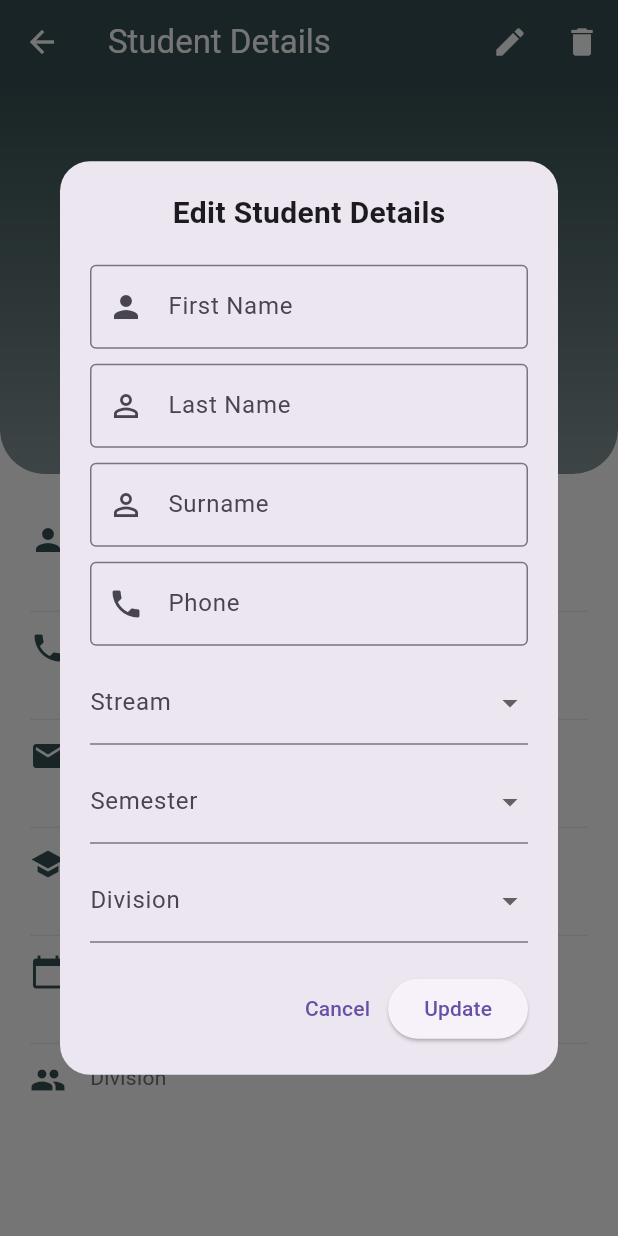
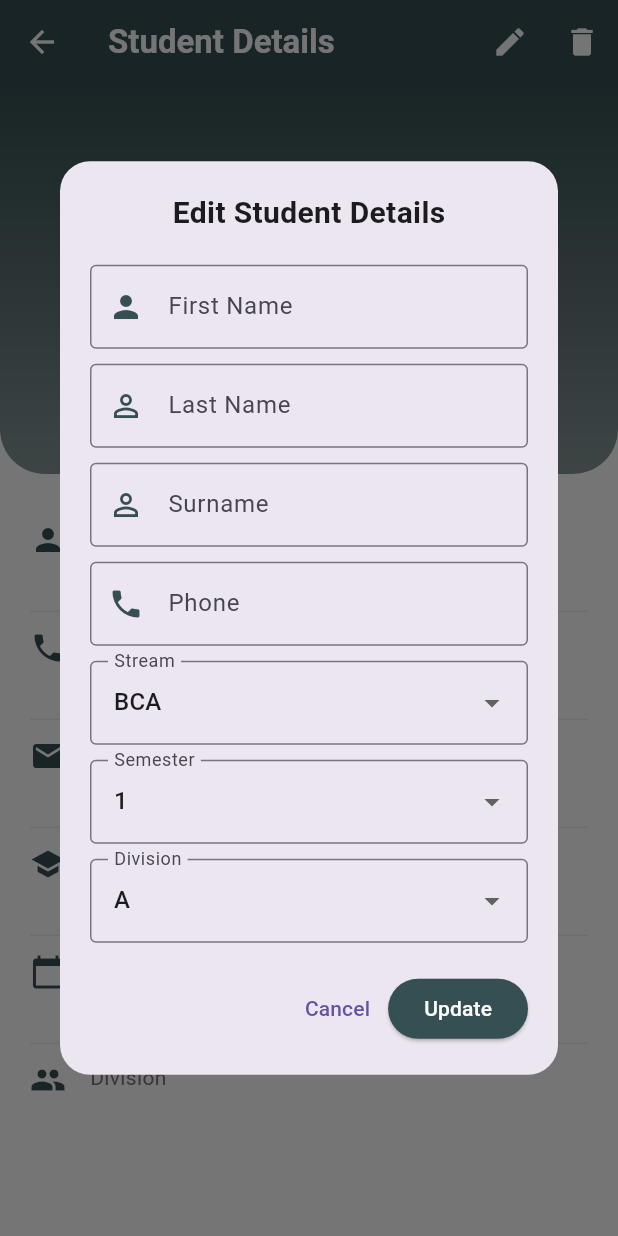
Before and after one commit to RushilBeladiya/College_Project, a Flutter app: the StudentDetailScreen screen opened directly with empty values, after a tap on the "edit" icon, on a phone screen of 412 x 824 dp. Run offline on Flutter 3.47's test engine with Material 3 defaults, Android fonts, the phone set to English and light mode, and no system bars; our stand-ins replace cached_network_image, cloud_firestore, connectivity_plus, file_picker, firebase_auth, firebase_core and 12 more; missing offline and left inert: flutter_pdfview, mailer, pw, razorpay_flutter; accounts and stored records are empty; network calls fail.

Commit message:
admin_complete

```diff
--- a/lib/views/screens/faculty_screens/student_info_screen/student_detail_screen.dart
+++ b/lib/views/screens/faculty_screens/student_info_screen/student_detail_screen.dart
@@ -1,19 +1,40 @@
 import 'package:college_project/controller/Auth/auth_controller.dart';
 import 'package:college_project/core/utils/colors.dart';
 import 'package:college_project/models/student_model.dart';
+import 'package:firebase_database/firebase_database.dart';
 import 'package:flutter/material.dart';
 import 'package:get/get.dart';
 
 class StudentDetailScreen extends StatelessWidget {
   final StudentModel student;
-  StudentDetailScreen(Map<String, dynamic> studentData)
-      : student = StudentModel.fromMap(studentData);
+  StudentDetailScreen(this.student);
 
   @override
   Widget build(BuildContext context) {
     final primaryColor = AppColor.primaryColor;
     final secondaryColor = primaryColor.withOpacity(0.6);
     final backgroundColor = AppColor.appBackGroundColor;
+
+    return StreamBuilder<DatabaseEvent>(
+      stream: FirebaseDatabase.instance
+          .ref()
+          .child('student')
+          .child(student.uid)
+          .onValue,
+      builder: (context, snapshot) {
+        if (snapshot.connectionState == ConnectionState.waiting) {
+          return Scaffold(
+            backgroundColor: backgroundColor,
+            appBar: AppBar(
+              backgroundColor: primaryColor,
+              title: Text("Student Details",
+                  style: TextStyle(color: Colors.white)),
+            ),
+            body: Center(
+              child: CircularProgressIndicator(color: primaryColor),
+            ),
+          );
+        }
 
         return Scaffold(
           backgroundColor: backgroundColor,
@@ -22,7 +43,10 @@ class StudentDetailScreen extends StatelessWidget {
             elevation: 0,
             title: Text(
               "Student Details",
-          style: TextStyle(color: Colors.white),
+              style: TextStyle(
+                color: Colors.white,
+                fontWeight: FontWeight.bold,
+              ),
             ),
             actions: [
               IconButton(
@@ -39,7 +63,6 @@ class StudentDetailScreen extends StatelessWidget {
           body: SafeArea(
             child: Column(
               children: [
-            // Profile Header (non-scrollable)
                 Container(
                   height: 260,
                   width: double.infinity,
@@ -110,8 +133,6 @@ class StudentDetailScreen extends StatelessWidget {
                     ),
                   ),
                 ),
-
-            // Scrollable Student Details Section
                 Expanded(
                   child: SingleChildScrollView(
                     padding: const EdgeInsets.all(20.0),
@@ -120,7 +141,8 @@ class StudentDetailScreen extends StatelessWidget {
                         _buildDetailRow(Icons.person, "Full Name",
                             "${student.firstName} ${student.lastName} ${student.surName}"),
                         _buildDivider(),
-                    _buildDetailRow(Icons.phone, "Phone", student.phoneNumber),
+                        _buildDetailRow(
+                            Icons.phone, "Phone", student.phoneNumber),
                         _buildDivider(),
                         _buildDetailRow(Icons.email, "Email", student.email),
                         _buildDivider(),
@@ -129,7 +151,8 @@ class StudentDetailScreen extends StatelessWidget {
                         _buildDetailRow(
                             Icons.calendar_today, "Semester", student.semester),
                         _buildDivider(),
-                    _buildDetailRow(Icons.group, "Division", student.division),
+                        _buildDetailRow(
+                            Icons.group, "Division", student.division),
                       ],
                     ),
                   ),
@@ -137,6 +160,8 @@ class StudentDetailScreen extends StatelessWidget {
               ],
             ),
           ),
+        );
+      },
     );
   }
 
@@ -152,9 +177,36 @@ class StudentDetailScreen extends StatelessWidget {
         TextEditingController(text: student.surName);
     final TextEditingController phoneController =
         TextEditingController(text: student.phoneNumber);
+
+    // Initialize dropdown values with current student values
     String selectedStream = student.stream;
     String selectedSemester = student.semester;
     String selectedDivision = student.division;
+
+    // Define dropdown options
+    final List<String> streamOptions = ["BCA", "BCOM", "BBA"];
+    final List<String> semesterOptions = [
+      "1",
+      "2",
+      "3",
+      "4",
+      "5",
+      "6",
+      "7",
+      "8"
+    ];
+    final List<String> divisionOptions = ["A", "B", "C", "D"];
+
+    // Validate that current values exist in options
+    if (!streamOptions.contains(selectedStream)) {
+      selectedStream = streamOptions.first;
+    }
+    if (!semesterOptions.contains(selectedSemester)) {
+      selectedSemester = semesterOptions.first;
+    }
+    if (!divisionOptions.contains(selectedDivision)) {
+      selectedDivision = divisionOptions.first;
+    }
 
     showDialog(
       context: context,
@@ -197,9 +249,11 @@ class StudentDetailScreen extends StatelessWidget {
                 SizedBox(height: 10),
                 DropdownButtonFormField<String>(
                   value: selectedStream,
-                  decoration: InputDecoration(labelText: 'Stream'),
-                  items: ["Computer", "IT", "Mechanical", "Civil", "Chemical"]
-                      .map((String stream) {
+                  decoration: InputDecoration(
+                    labelText: 'Stream',
+                    border: OutlineInputBorder(),
+                  ),
+                  items: streamOptions.map((String stream) {
                     return DropdownMenuItem<String>(
                       value: stream,
                       child: Text(stream),
@@ -210,9 +264,11 @@ class StudentDetailScreen extends StatelessWidget {
                 SizedBox(height: 10),
                 DropdownButtonFormField<String>(
                   value: selectedSemester,
-                  decoration: InputDecoration(labelText: 'Semester'),
-                  items: ["1", "2", "3", "4", "5", "6", "7", "8"]
-                      .map((String semester) {
+                  decoration: InputDecoration(
+                    labelText: 'Semester',
+                    border: OutlineInputBorder(),
+                  ),
+                  items: semesterOptions.map((String semester) {
                     return DropdownMenuItem<String>(
                       value: semester,
                       child: Text(semester),
@@ -223,8 +279,11 @@ class StudentDetailScreen extends StatelessWidget {
                 SizedBox(height: 10),
                 DropdownButtonFormField<String>(
                   value: selectedDivision,
-                  decoration: InputDecoration(labelText: 'Division'),
-                  items: ["A", "B", "C", "D"].map((String division) {
+                  decoration: InputDecoration(
+                    labelText: 'Division',
+                    border: OutlineInputBorder(),
+                  ),
+                  items: divisionOptions.map((String division) {
                     return DropdownMenuItem<String>(
                       value: division,
                       child: Text(division),
@@ -270,7 +329,11 @@ class StudentDetailScreen extends StatelessWidget {
                           );
                         }
                       },
-                      child: Text('Update'),
+                      style: ElevatedButton.styleFrom(
+                        backgroundColor: primaryColor,
+                      ),
+                      child:
+                          Text('Update', style: TextStyle(color: Colors.white)),
                     ),
                   ],
                 ),
@@ -283,21 +346,55 @@ class StudentDetailScreen extends StatelessWidget {
   }
 
   void _showDeleteConfirmation(BuildContext context) {
+    final primaryColor = AppColor.primaryColor;
+
     showDialog(
       context: context,
-      builder: (context) => AlertDialog(
-        title: Text('Delete Student'),
-        content: Text('Are you sure you want to delete this student?'),
-        actions: [
+      builder: (context) => Dialog(
+        shape: RoundedRectangleBorder(
+          borderRadius: BorderRadius.circular(20),
+        ),
+        elevation: 5,
+        child: Container(
+          padding: EdgeInsets.all(20),
+          child: Column(
+            mainAxisSize: MainAxisSize.min,
+            children: [
+              Icon(
+                Icons.warning_rounded,
+                color: Colors.orange,
+                size: 50,
+              ),
+              SizedBox(height: 15),
+              Text(
+                'Delete Student',
+                style: TextStyle(
+                  fontSize: 20,
+                  fontWeight: FontWeight.bold,
+                  color: primaryColor,
+                ),
+              ),
+              SizedBox(height: 10),
+              Text(
+                'Are you sure you want to delete this student?',
+                textAlign: TextAlign.center,
+              ),
+              SizedBox(height: 25),
+              Row(
+                mainAxisAlignment: MainAxisAlignment.end,
+                children: [
                   TextButton(
                     onPressed: () => Navigator.pop(context),
                     child: Text('Cancel'),
                   ),
-          TextButton(
+                  ElevatedButton(
                     onPressed: () async {
                       try {
                         Get.dialog(
-                  Center(child: CircularProgressIndicator()),
+                          Center(
+                            child:
+                                CircularProgressIndicator(color: primaryColor),
+                          ),
                           barrierDismissible: false,
                         );
 
@@ -308,9 +405,7 @@ class StudentDetailScreen extends StatelessWidget {
                         );
 
                         Get.back(); // Close loading
-                Get.back(); // Close confirmation
-                Get.back(); // Close detail screen
-
+                        Get.back(); // Close confirmation dialog
                         Get.snackbar(
                           'Success',
                           'Student deleted successfully',
@@ -327,9 +422,17 @@ class StudentDetailScreen extends StatelessWidget {
                         );
                       }
                     },
-            child: Text('Delete', style: TextStyle(color: Colors.red)),
+                    style: ElevatedButton.styleFrom(
+                      backgroundColor: Colors.red,
+                      foregroundColor: Colors.white,
+                    ),
+                    child: Text('Delete'),
                   ),
                 ],
+              ),
+            ],
+          ),
+        ),
       ),
     );
   }
@@ -345,8 +448,11 @@ class StudentDetailScreen extends StatelessWidget {
       keyboardType: keyboardType,
       decoration: InputDecoration(
         labelText: label,
-        prefixIcon: Icon(icon),
+        prefixIcon: Icon(icon, color: AppColor.primaryColor),
         border: OutlineInputBorder(),
+        focusedBorder: OutlineInputBorder(
+          borderSide: BorderSide(color: AppColor.primaryColor),
+        ),
       ),
     );
   }
```
Also changed, not shown: lib/views/screens/faculty_screens/student_info_screen/student_list_screen.dart (+8 -2 lines). Lines whose indentation alone changed are shown as unchanged.
